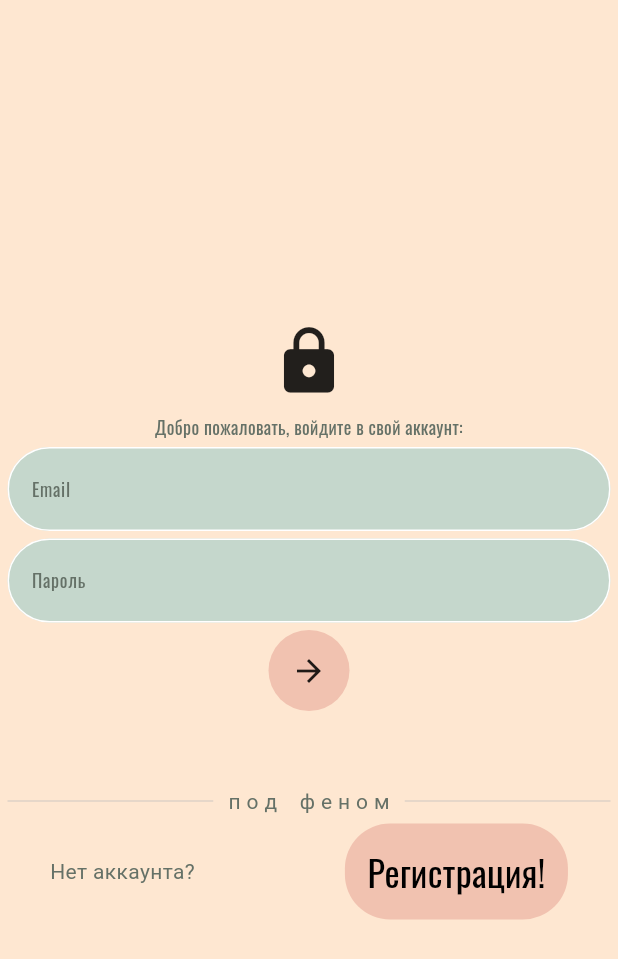
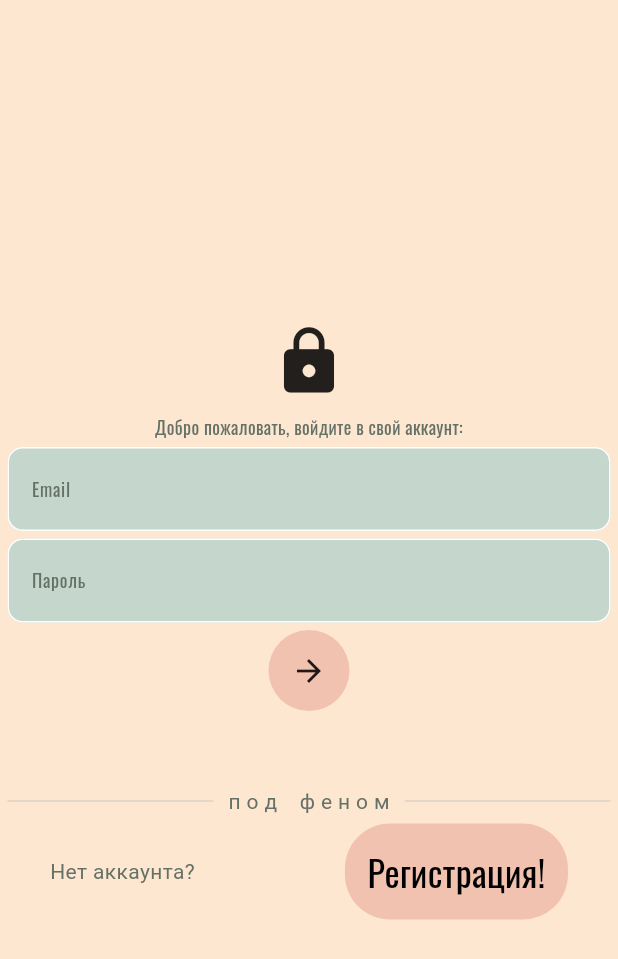
Before and after one commit to kutsyfugaputik/phen_, a Flutter app: the screen it shows after launch, after a tap on the "arrow forward" icon, on a phone screen of 412 x 824 dp. Shown: the top 959 px of the screen. Run offline on Flutter 3.47's test engine with Material 3 defaults, Android fonts, the phone set to English and light mode, and no system bars; our stand-ins replace isar; accounts and stored records are empty; generated files the repository leaves out were written again.

Commit message:
updCmnts
доработка комментариев

```diff
--- a/lib/components/my_service_list.dart
+++ b/lib/components/my_service_list.dart
@@ -9,21 +9,21 @@ class MyServList extends StatelessWidget {
   final Service service;
 
   MyServList({Key? key, required this.service}) : super(key: key);
-
+//для отслеживания даты и времени выбранным клиентом
    DateTime _selectedDate = DateTime.now();
   TimeOfDay _selectedTime = TimeOfDay.now();
 
   void _selectDateAndTime(BuildContext context) async {
     DateTime? pickedDate;
     TimeOfDay? pickedTime;
-
+//вызываем виджет Календаря
     pickedDate = await showDatePicker(
       context: context,
       initialDate: _selectedDate,
       firstDate: DateTime.now(),
       lastDate: DateTime(2100),
     );
-
+//вызываем виджет Часов
     if (pickedDate != null) {
       pickedTime = await showTimePicker(
         context: context,
--- a/lib/components/my_textfield.dart
+++ b/lib/components/my_textfield.dart
@@ -25,11 +25,11 @@ class MyTextField extends StatelessWidget {
         decoration: InputDecoration(
             enabledBorder: const OutlineInputBorder(
               borderSide: BorderSide(color: Colors.white),
-              borderRadius: BorderRadius.all(Radius.circular(30)),
+              borderRadius: BorderRadius.all(Radius.circular(10)),
             ),
             focusedBorder: OutlineInputBorder(
               borderSide: BorderSide(color: Colors.grey.shade400),
-              borderRadius: BorderRadius.all(Radius.circular(20)),
+              borderRadius: BorderRadius.all(Radius.circular(35)),
             ),
             fillColor: Theme.of(context).colorScheme.secondary,
             filled: true,
--- a/lib/models/service.dart
+++ b/lib/models/service.dart
@@ -14,7 +14,7 @@ class Service {
       required this.id_specialis,
       required this.imagePath});
 }
-
+// готовый список(в будущем изменится)
 List<Service> servs = [
   Service(
       id: 1, name_ser: 'Женская стрижка', price: 600, time: 1, id_specialis: 3, imagePath:'assets/women.jpg'),
--- a/lib/models/specialist.dart
+++ b/lib/models/specialist.dart
@@ -16,7 +16,7 @@ class Specialist {
       required this.info,
       required this.imgs});
 }
-
+// готовый список(в будущем изменится)
 List<Specialist> specs = [
   Specialist(
       id: 0,
--- a/lib/pages/intro_page.dart
+++ b/lib/pages/intro_page.dart
@@ -62,7 +62,7 @@ class _IntroPageState extends State<IntroPage> with SingleTickerProviderStateMix
                 builder: (context, child) {
                   return ColorFiltered(
                     colorFilter: ColorFilter.mode(
-                      Theme.of(context).colorScheme.primary, // Желаемый цвет
+                      Theme.of(context).colorScheme.primary,
                       BlendMode.modulate,
                     ),
                     child: Transform.rotate(
--- a/lib/pages/log.dart
+++ b/lib/pages/log.dart
@@ -10,7 +10,7 @@ import '../models/user.dart';
 
 class LoginPage extends StatelessWidget {
   LoginPage({super.key});
-
+//для контроля над вводом клиента
   final usernameController = TextEditingController();
   final passwordController = TextEditingController();
 
@@ -22,13 +22,16 @@ class LoginPage extends StatelessWidget {
         child: Center(
           child: Column(
             mainAxisAlignment: MainAxisAlignment.center,
-            children: [
+            children:
+            //иконка
+             [
               const SizedBox(height: 5),
               const Icon(
                 Icons.lock,
                 size: 50,
               ),
               const SizedBox(height: 10),
+              //вступительный текст
               Text(
                 'Добро пожаловать, войдите в свой аккаунт:',
                 style: TextStyle(
@@ -38,6 +41,7 @@ class LoginPage extends StatelessWidget {
                 ),
                 textAlign: TextAlign.center,
               ),
+            //текстовые поля
               const SizedBox(height: 5),
               MyTextField(
                 controller: usernameController,
@@ -45,12 +49,14 @@ class LoginPage extends StatelessWidget {
                 obscureText: false,
               ),
               const SizedBox(height: 5),
+
               MyTextField(
                 controller: passwordController,
                 hintText: 'Пароль',
                 obscureText: true,
               ),
               const SizedBox(height: 5),
+              //кнопка авторизации пользователя
               MyButton(
                 onTap: () async {
                   final user = await SettingApp.isar.users
@@ -109,6 +115,8 @@ class LoginPage extends StatelessWidget {
                 child: const Icon(Icons.arrow_forward),
               ),
               const SizedBox(height: 50),
+
+              // нижний текст и кнопка для перехода на регистрацию
               Padding(
                 padding: const EdgeInsets.symmetric(horizontal: 5.0),
                 child: Row(
@@ -152,7 +160,7 @@ class LoginPage extends StatelessWidget {
                     onTap: () => Navigator.push(
                       context,
                       PageRouteBuilder(
-                        transitionDuration: Duration(milliseconds: 500),
+                        transitionDuration: const Duration(milliseconds: 500),
                         pageBuilder: (context, animation, secondaryAnimation) =>SignUpPage(),
                         transitionsBuilder: (context, animation, secondaryAnimation, child) {
                           return SlideTransition(
```
Also changed, not shown: lib/components/my_spec_list.dart (+10 -1 lines).
